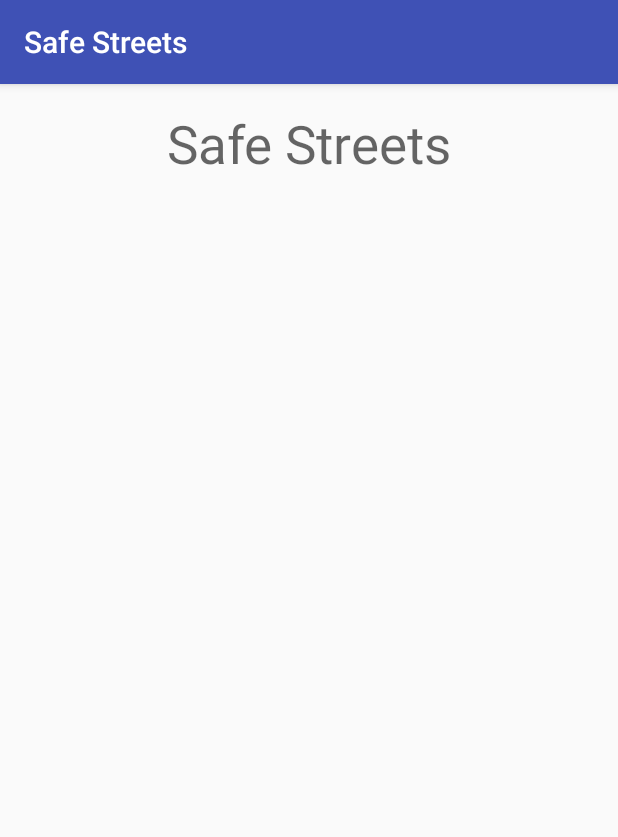
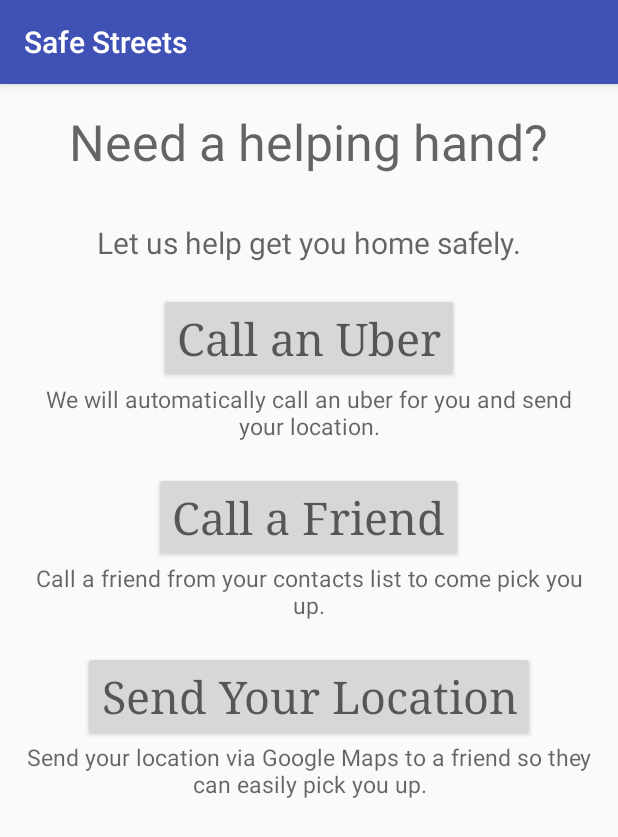
Before and after one commit to djw5520/hack2016, an Android app: the screen it shows after launch (MainActivity), on a phone screen of 412 x 824 dp. Shown: the top 837 px of the screen. Run offline under Robolectric (Android 15) with nearby library versions, the phone set to English and light mode, and no system bars.

Commit message:
Initial interface done

```diff
--- a/SafeStreets2/app/src/main/AndroidManifest.xml
+++ b/SafeStreets2/app/src/main/AndroidManifest.xml
@@ -5,7 +5,7 @@
     <application
         android:allowBackup="true"
         android:icon="@mipmap/ic_launcher"
-        android:label="@string/app_name"
+        android:label="Safe Streets"
         android:supportsRtl="true"
         android:theme="@style/AppTheme">
         <activity android:name=".MainActivity">
--- a/SafeStreets2/app/src/main/res/layout/activity_main.xml
+++ b/SafeStreets2/app/src/main/res/layout/activity_main.xml
@@ -9,12 +9,78 @@
     android:paddingTop="@dimen/activity_vertical_margin"
     tools:context="com.mad.mark.safestreets2.MainActivity">
 
-    <TextView
+    <TextView android:id="@+id/helping_hand"
         android:layout_width="wrap_content"
         android:layout_height="wrap_content"
-        android:hint="@string/app_name"
+        android:hint="@string/helping_hand"
         android:layout_centerHorizontal="true"
         android:layout_marginBottom="31dp"
-        android:textSize="35sp"
-        />
+        android:textSize="33sp" />
+
+    <TextView android:id="@+id/let_us"
+        android:layout_width="wrap_content"
+        android:layout_height="wrap_content"
+        android:hint="@string/let_us"
+        android:layout_below="@+id/helping_hand"
+        android:layout_centerHorizontal="true"
+        android:layout_marginBottom="20dp"
+        android:textSize="20sp" />
+
+    <Button android:id="@+id/uber"
+        android:layout_width="wrap_content"
+        android:layout_height="wrap_content"
+        android:layout_centerHorizontal="true"
+        android:layout_below="@+id/let_us"
+        android:hint="@string/uber"
+        android:typeface="serif"
+        android:textSize="30sp"/>
+
+    <TextView android:id="@+id/uber_sub"
+        android:layout_width="wrap_content"
+        android:layout_height="wrap_content"
+        android:hint="@string/uber_sub"
+        android:layout_below="@+id/uber"
+        android:layout_centerHorizontal="true"
+        android:gravity="center_horizontal"
+        android:layout_marginBottom="20dp"
+        android:textSize="15sp" />
+
+    <Button android:id="@+id/phone"
+        android:layout_width="wrap_content"
+        android:layout_height="wrap_content"
+        android:layout_centerHorizontal="true"
+        android:layout_below="@+id/uber_sub"
+        android:hint="@string/phone"
+        android:typeface="serif"
+        android:textSize="30sp"/>
+
+    <TextView android:id="@+id/phone_sub"
+        android:layout_width="wrap_content"
+        android:layout_height="wrap_content"
+        android:hint="@string/phone_sub"
+        android:layout_below="@+id/phone"
+        android:layout_centerHorizontal="true"
+        android:gravity="center_horizontal"
+        android:layout_marginBottom="20dp"
+        android:textSize="15sp" />
+
+    <Button android:id="@+id/location"
+        android:layout_width="wrap_content"
+        android:layout_height="wrap_content"
+        android:layout_centerHorizontal="true"
+        android:layout_below="@+id/phone_sub"
+        android:hint="@string/location"
+        android:typeface="serif"
+        android:textSize="30sp"/>
+
+    <TextView android:id="@+id/location_sub"
+        android:layout_width="wrap_content"
+        android:layout_height="wrap_content"
+        android:hint="@string/location_sub"
+        android:layout_below="@+id/location"
+        android:layout_centerHorizontal="true"
+        android:gravity="center_horizontal"
+        android:layout_marginBottom="20dp"
+        android:textSize="15sp" />
+
 </RelativeLayout>
--- a/SafeStreets2/app/src/main/res/values/strings.xml
+++ b/SafeStreets2/app/src/main/res/values/strings.xml
@@ -1,3 +1,12 @@
 <resources>
     <string name="app_name">Safe Streets</string>
+    <string name="helping_hand">Need a helping hand?</string>
+    <string name="let_us">Let us help get you home safely.</string>
+    <string name="uber">Call an Uber</string>
+    <string name="uber_sub">We will automatically call an uber for you and send your location.</string>
+    <string name="phone">Call a Friend</string>
+    <string name="phone_sub">Call a friend from your contacts list to come pick you up.</string>
+    <string name="location">Send Your Location</string>
+    <string name="location_sub">Send your location via Google Maps to a friend so they can easily pick you up.</string>
+
 </resources>
```
Also changed, not shown: 1 other file.
